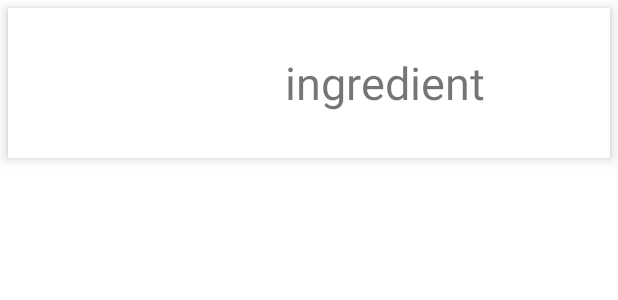
After one commit to vishu1801/Recipe-Book, an Android app: the layout autocomplete_ingredient.xml on its own in the app's theme, with its tools: preview values and no code run, on a phone screen of 412 x 824 dp. The commit adds this screen. Shown: the top 300 px of the screen. Run offline under Robolectric (Android 15) with nearby library versions, the phone set to English and light mode, and no system bars.

Commit message:
search by recipe search commit

```diff
--- /dev/null
+++ b/app/src/main/res/layout/autocomplete_ingredient.xml
@@ -0,0 +1,21 @@
+<?xml version="1.0" encoding="utf-8"?>
+<RelativeLayout xmlns:android="http://schemas.android.com/apk/res/android"
+    android:layout_width="match_parent" android:layout_height="wrap_content"
+    android:background="@color/white"
+    android:elevation="5dp"
+    android:layout_margin="5dp">
+    <ImageView
+        android:layout_width="100dp"
+        android:layout_height="100dp"
+        android:id="@+id/autocomplete_recipe_image"
+        android:layout_alignParentLeft="true" />
+    <TextView
+        android:layout_width="match_parent"
+        android:layout_height="wrap_content"
+        android:text="ingredient"
+        android:layout_toEndOf="@+id/autocomplete_recipe_image"
+        android:id="@+id/autocomplete_recipe_title"
+        android:textAlignment="center"
+        android:layout_centerInParent="true"
+        android:textSize="30sp"/>
+</RelativeLayout>
--- a/app/src/main/res/layout/ingredient_list_item.xml
+++ b/app/src/main/res/layout/ingredient_list_item.xml
@@ -2,7 +2,8 @@
 <RelativeLayout
     xmlns:android="http://schemas.android.com/apk/res/android"
     android:layout_width="match_parent"
-    android:layout_height="wrap_content">
+    android:layout_height="wrap_content"
+    android:layout_margin="10dp">
 
     <ImageView
         android:layout_width="100dp"
@@ -17,7 +18,7 @@
         android:layout_toStartOf="@+id/add_ingredient"
         android:id="@+id/ingredient_name"
         android:layout_centerHorizontal="true"
-        android:gravity="center"
+        android:textAlignment="center"
         android:textSize="30sp"/>
     <Button
         android:layout_width="wrap_content"
```
Also changed, not shown: app/src/main/java/com/example/myapplication/Custom_Adapter/AutoComplete_recipe_Adapter.java (added, +73 -0 lines), app/src/main/java/com/example/myapplication/Fragment/SearchByRecipesFragment.java (+44 -77 lines), app/src/main/res/layout/recipes.xml (+14 -5 lines).
